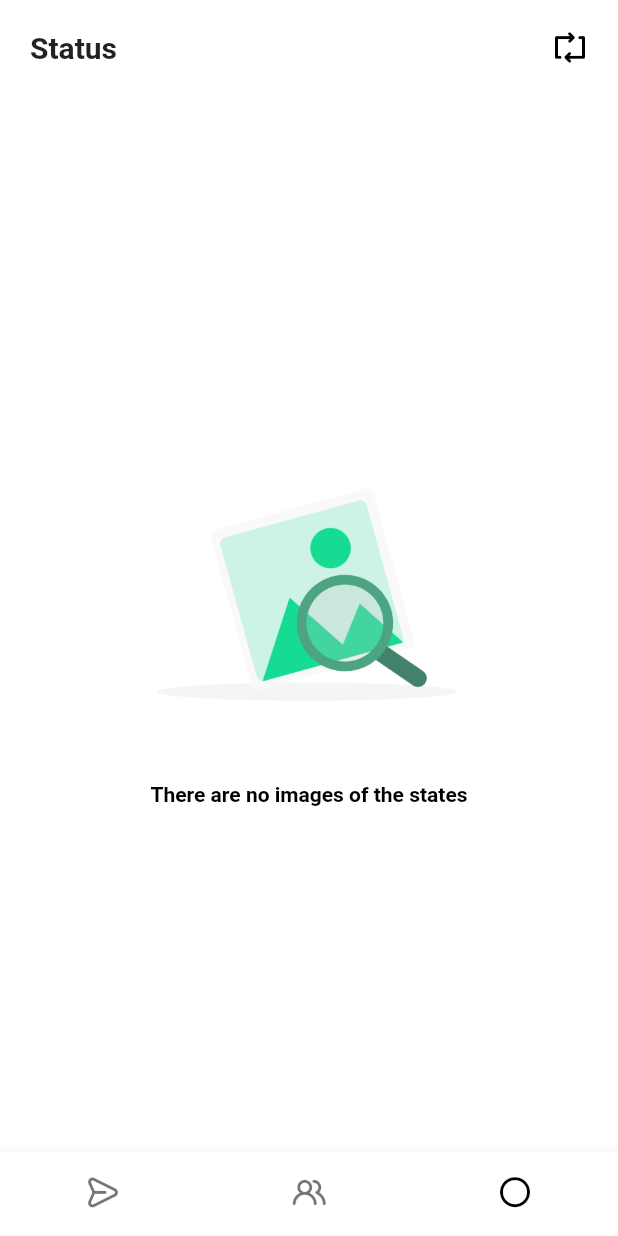
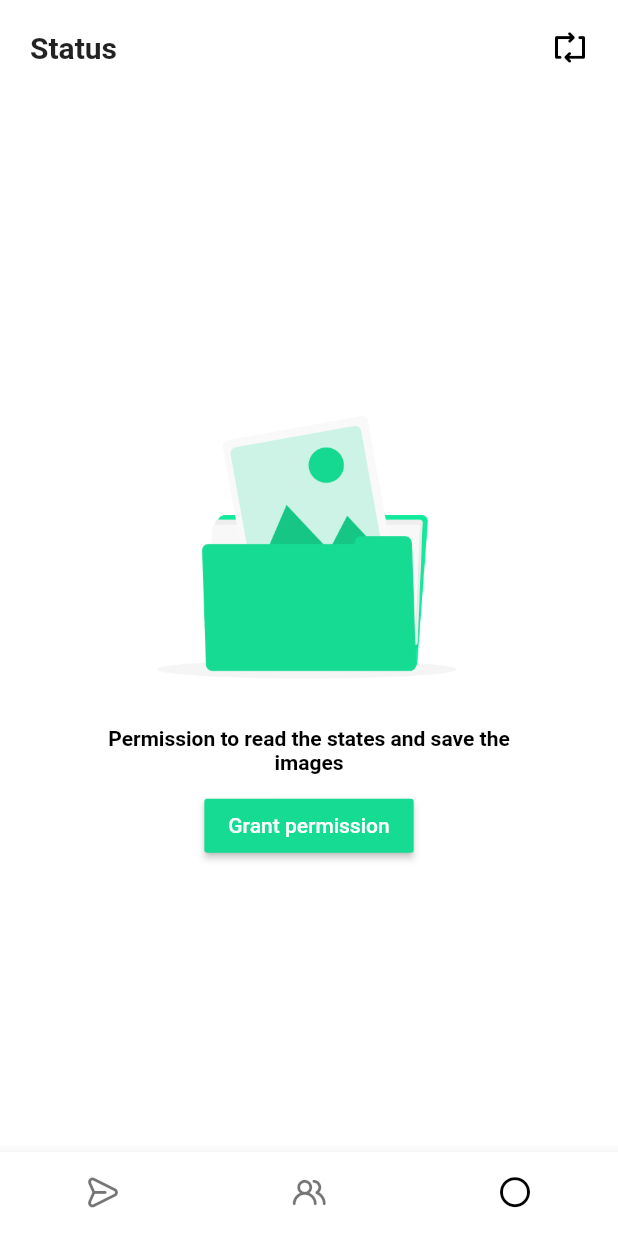
Before and after one commit to edwinmacalopu/WhatsappSend, a Flutter app: the screen it shows after launch, item 3 of the bottom bar chosen, on a phone screen of 412 x 824 dp. Run offline on Flutter 3.47's test engine with Material 2 defaults, Android fonts, the phone set to English and light mode, and no system bars; our stand-ins replace country_code_picker, hive, image_gallery_saver, permission_handler; accounts and stored records are empty; statements that could not run were skipped.

Commit message:
:bug:fixed bug

```diff
--- a/lib/l10n/intl_en.arb
+++ b/lib/l10n/intl_en.arb
@@ -6,7 +6,7 @@
     "textmessage": "message",
     "nullrecord": "No records saved",
     "alertmessage": "Image saved in gallery",
-    "nullstatus": "There are no images of the states"
-
-
+    "nullstatus": "There are no images of the states",
+    "permission": "Permission to read the states and save the images",
+    "buttonpermision": "Grant permission"
 }
--- a/lib/l10n/intl_es.arb
+++ b/lib/l10n/intl_es.arb
@@ -5,6 +5,8 @@
     "textnumtel": "número de celular",
     "textmessage": "mensaje",
     "nullrecord": "No hay registros guardados",
-    "alertmessage": "Image guardado en galeria",
-    "nullstatus": "No hay imágenes de los estados"
+    "alertmessage": "Imagen guardada en galeria",
+    "nullstatus": "No hay imágenes de los estados",
+    "permission": "Permiso para leer los estados y guardar las imágenes",
+    "buttonpermision": "Otorgar permiso"
 }
--- a/lib/ui/saved.dart
+++ b/lib/ui/saved.dart
@@ -9,7 +9,6 @@ class Saved extends StatelessWidget {
 
   @override
   Widget build(BuildContext context) {
-    //Provider.of<ProviderHive>(context).getContact();
     return SafeArea(
       child: Scaffold(
           backgroundColor: Colors.white,
--- a/lib/ui/status.dart
+++ b/lib/ui/status.dart
@@ -1,27 +1,14 @@
 import 'package:flutter/material.dart';
 import 'package:provider/provider.dart';
 import 'package:whatsappsend/bloc/providerstatus.dart';
-import 'package:whatsappsend/model/permissions_service.dart';
 import 'package:whatsappsend/iconswhapp_icons.dart';
-import 'dart:io';
-import 'package:whatsappsend/ui/viewimage.dart';
 import 'package:whatsappsend/generated/l10n.dart';
-class Status extends StatefulWidget {
-  @override
-  _StatusState createState() => _StatusState();
-}
+import 'package:whatsappsend/widgets/listphotos.dart';
 
-class _StatusState extends State<Status> {
-
-  @override
-  void initState() {
-    super.initState();
-    PermissionsService().requestStoradePermission();
-  }
-
+class Status extends StatelessWidget {
+ Status({Key key}) : super(key: key);
   @override
   Widget build(BuildContext context) {
-    Provider.of<ProviderStatus>(context).getlocalfile();
     return SafeArea(
       child: Scaffold(
           backgroundColor: Colors.white,
@@ -59,54 +46,52 @@ class _StatusState extends State<Status> {
                   ),
                   SizedBox(height: 20),
                   Expanded(
-                    child: Container(
-                      child: Consumer<ProviderStatus>(
-                          builder: (context, provimage, widget) {
-                        return provimage.imageList==null?Container(
-                     child: Center(
+                    child: Container(child: Consumer<ProviderStatus>(
+                      builder: (context, statusStorage, widget) {
+                        return statusStorage.statuspermstorage == true
+                            ? ListPhotos()
+                            : Center(
                                 child: Column(
                                   crossAxisAlignment: CrossAxisAlignment.center,
                                   mainAxisAlignment: MainAxisAlignment.center,
                                   children: <Widget>[
                                     Container(
-                          width: MediaQuery.of(context).size.width/1.9,
-                          child:const Image(image:AssetImage('assets/nostatus.png'))),
+                                        width:
+                                            MediaQuery.of(context).size.width /
+                                                1.9,
+                                        child: const Image(
+                                            image: AssetImage(
+                                                'assets/permission.png'))),
                                     SizedBox(height: 10),
-                           Text(S.of(context).nullstatus,style: TextStyle(color: Colors.black,fontWeight: FontWeight.bold),)
+                                    Container(
+                                      padding:
+                                          EdgeInsets.symmetric(horizontal: 50),
+                                      child: Text(
+                                        S.of(context).permission,
+                                        textAlign: TextAlign.center,
+                                        style: TextStyle(
+                                            color: Colors.black,
+                                            fontWeight: FontWeight.bold),
+                                      ),
+                                    ),
+                                    SizedBox(height: 10),
+                                    RaisedButton(
+                                        onPressed: ()async{
+                                          Provider.of<ProviderStatus>(context,
+                                                  listen: false)
+                                              .grandPermissionStorage();
+                                        },
+                                        color:
+                                            Color.fromARGB(255, 22, 219, 147),
+                                        child: Text(
+                                          S.of(context).buttonpermision,
+                                          style: TextStyle(color: Colors.white),
+                                        ))
                                   ],
                                 ),
-                     ),
-                     ): GridView.builder(
-                            itemCount: provimage.imageList == null
-                                ? 0
-                                : provimage.imageList.length,
-                            gridDelegate:
-                                SliverGridDelegateWithFixedCrossAxisCount(
-                                    crossAxisCount: 2, crossAxisSpacing: 5,mainAxisSpacing: 5
-                                    ),
-                            itemBuilder: (BuildContext context, int index) {
-                              String imgpatch = provimage.imageList[index];
-                              return Container(
-                                child: InkWell(
-                                    child: Hero(
-                                      tag: imgpatch,
-                                      child: Image.file(
-                                        File(imgpatch),
-                                        fit: BoxFit.cover,
-                                      ),
-                                    ),
-                                    onTap: () {
-                                      Navigator.push(
-                                        context,
-                                        MaterialPageRoute(
-                                            builder: (context) =>
-                                                Viewimg(imgpatch)),
                               );
-                                    }),
-                              );
-                            });
-                      }),
-                    ),
+                      },
+                    )),
                   )
                 ],
               ))),
--- a/pubspec.yaml
+++ b/pubspec.yaml
@@ -31,7 +31,7 @@ dependencies:
   provider: ^4.3.1
   path_provider: ^1.2.0
   country_code_picker: ^1.4.0
-  permission_handler: ^3.2.2
+  permission_handler: ^5.0.1+1
   image_gallery_saver: ^1.5.0
 dev_dependencies:
   flutter_test:
@@ -77,6 +77,6 @@ flutter:
   # For details regarding fonts from package dependencies,
   # see https://flutter.dev/custom-fonts/#from-packages
 flutter_intl:
-  enabled: false
+  enabled: true
   main_locale: en
   class_name: S
```
Also changed, not shown: lib/bloc/providehive.dart (+10 -9 lines), lib/bloc/providerstatus.dart (+28 -1 lines), lib/iconswhapp_icons.dart (+16 -8 lines), lib/model/permissions_service.dart (deleted, +0 -17 lines), lib/ui/home.dart (+7 -7 lines), lib/widgets/listphotos.dart (added, +58 -0 lines), assets/permission.png (added), lib/generated/intl/messages_en.dart, lib/generated/intl/messages_es.dart, lib/generated/l10n.dart, pubspec.lock, 1 other file. Lines whose indentation alone changed are shown as unchanged.
